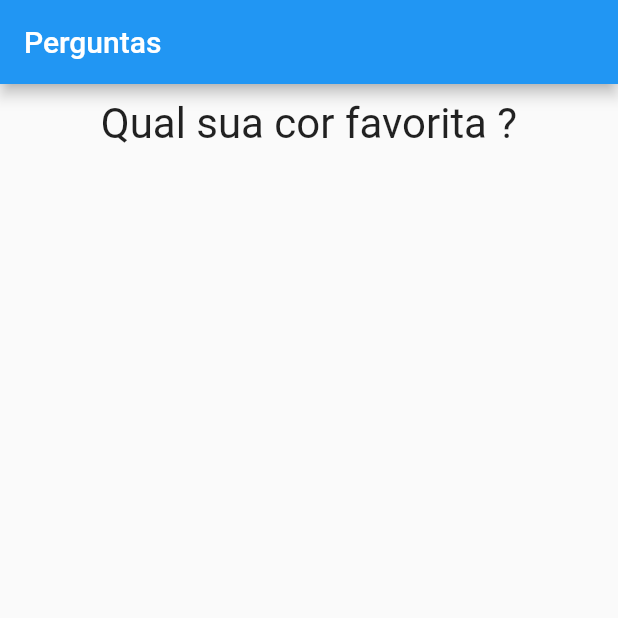
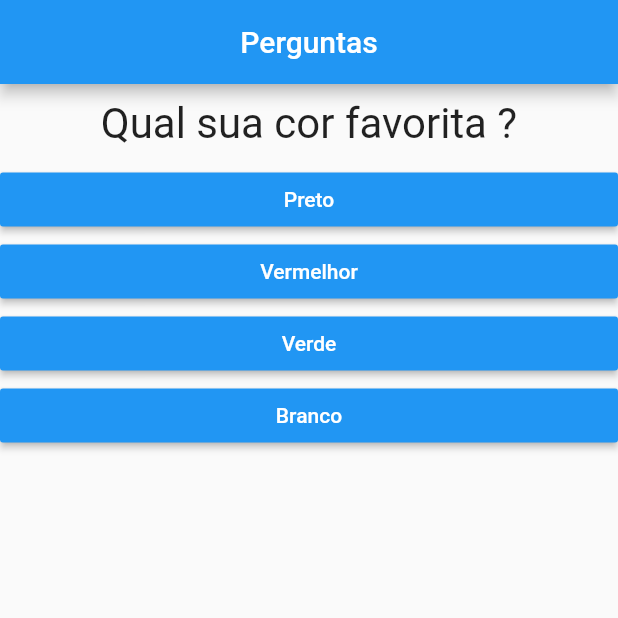
Before and after one commit to KaicMelo/quiz, a Flutter app: the screen it shows after launch, on a phone screen of 412 x 824 dp, the top half of it. Run offline on Flutter 3.47's test engine with Material 2 defaults, Android fonts, the phone set to English and light mode, and no system bars.

Commit message:
Atualizando pagina final para adição de créditos

```diff
--- a/lib/main.dart
+++ b/lib/main.dart
@@ -1,52 +1,84 @@
 import 'package:flutter/material.dart';
-import './perguntas.dart';
-import './resposta.dart';
+import './resultado.dart';
+import './questionario.dart';
 
 main() => runApp(new PerguntaApp());
 
 class _perguntaAppState extends State<PerguntaApp> {
   var _perguntaSelecionada = 0;
+  var _pontuacaoTotal = 0;
 
-  void _responder() {
+  final List<Map<String, Object>> _pergunta = [
+    {
+      'texto': "Qual sua cor favorita ?",
+      'respostas': [
+        {'texto': 'Preto', 'pontuacao': 10},
+        {'texto': 'Vermelhor', 'pontuacao': 7},
+        {'texto': 'Verde', 'pontuacao': 6},
+        {'texto': 'Branco', 'pontuacao': 3},
+      ],
+    },
+    {
+      'texto': "Qual seu animal favorito ?",
+      'respostas': [
+        {'texto': 'Elefante', 'pontuacao': 5},
+        {'texto': 'Leão', 'pontuacao': 6},
+        {'texto': 'Cobra', 'pontuacao': 3},
+        {'texto': 'Cabra', 'pontuacao': 10},
+      ],
+    },
+    {
+      'texto': "Qual sua comida favorita ?",
+      'respostas': [
+        {'texto': 'Japonesa', 'pontuacao': 10},
+        {'texto': 'Chinesa', 'pontuacao': 3},
+        {'texto': 'Brasileira', 'pontuacao': 8},
+        {'texto': 'Árabe', 'pontuacao': 6},
+      ]
+    }
+  ];
+
+  void _responder(int pontuacao) {
+    perguntaSelecionada
+        ? setState(() {
+            _perguntaSelecionada++;
+            _pontuacaoTotal += pontuacao;
+          })
+        : null;
+
+    print(_pontuacaoTotal);
+  }
+
+  void _reiniciarQuestionario() {
     setState(() {
-      _perguntaSelecionada++;
+      _perguntaSelecionada = 0;
+      _pontuacaoTotal = 0;
     });
-    print(_perguntaSelecionada);
+  }
+
+  bool get perguntaSelecionada {
+    return _perguntaSelecionada < _pergunta.length;
   }
 
   @override
   Widget build(BuildContext context) {
-    final List<Map<String, Object>> pergunta = [
-      {
-        'texto': "Qual sua cor favorita ?",
-        'respostas': ['Preto', 'Vermelhor', 'Verde', 'Branco'],
-      },
-      {
-        'texto': "Qual seu animal favorito ?",
-        'respostas': ['Elefante', 'Leão', 'Cobra', 'Cabra'],
-      },
-      {
-        'texto': "Qual sua comida favorita ?",
-        'respostas': ['Japonesa', 'Chinesa', 'Brasileira', 'Árabe']
-      }
-    ];
-
-    List<Widget> respostas = [];
-
-    for (String textoResp in pergunta[_perguntaSelecionada]['respostas']) {
-      respostas.add(Resposta(textoResp,_responder));
-    }
     return MaterialApp(
       home: Scaffold(
         appBar: AppBar(
-          title: Text("Perguntas"),
+          title: Center(
+            child: Text("Perguntas"),
+          ),
         ),
-        body: Column(
-          children: <Widget>[
-            Questao(pergunta[_perguntaSelecionada]['texto']),
-            ...respostas,
-          ],
-        ),
+        body: perguntaSelecionada
+            ? Questionario(
+                pergunta: _pergunta,
+                perguntaSelecionada: _perguntaSelecionada,
+                quantoResponder: _responder,
+              )
+            : Resultado(
+                pontuacao: _pontuacaoTotal,
+                quandoReiniciarQuestionario: _reiniciarQuestionario,
+              ),
       ),
     );
   }
--- /dev/null
+++ b/lib/questionario.dart
@@ -0,0 +1,35 @@
+import 'package:flutter/material.dart';
+import './perguntas.dart';
+import './resposta.dart';
+
+class Questionario extends StatelessWidget {
+  final List<Map<String, Object>> pergunta;
+  final int perguntaSelecionada;
+  final void Function(int) quantoResponder;
+
+  Questionario({
+    @required this.pergunta,
+    @required this.perguntaSelecionada,
+    @required this.quantoResponder,
+  });
+
+  bool get TemPerguntaSelecionada {
+    return perguntaSelecionada < pergunta.length;
+  }
+
+  @override
+  Widget build(BuildContext context) {
+    List<Map<String,Object>> resposta = TemPerguntaSelecionada
+        ? pergunta[perguntaSelecionada]['respostas']
+        : null;
+
+    return Column(
+      children: <Widget>[
+        Questao(pergunta[perguntaSelecionada]['texto']),
+        ...resposta.map((f)  {
+          return Resposta(f['texto'], () => quantoResponder(f['pontuacao']));
+        }).toList(),
+      ],
+    );
+  }
+}
```
Also changed, not shown: lib/resultado.dart (added, +54 -0 lines).
